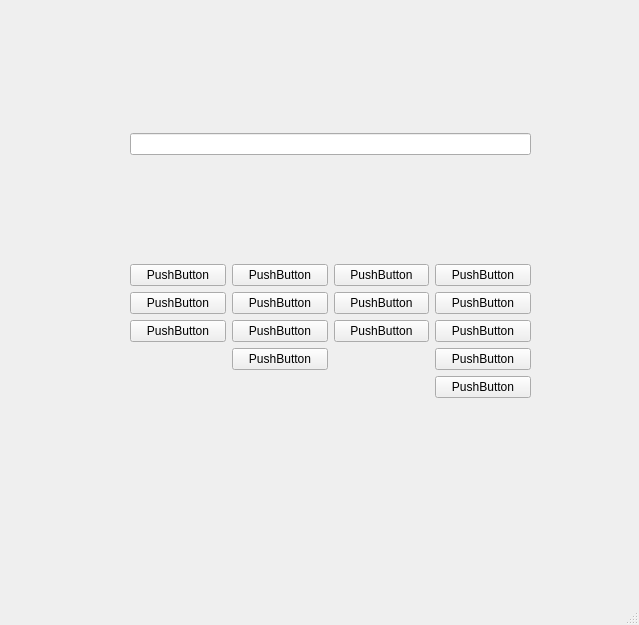
First picture: the form in calc.ui, repository PetrovSergeyAleksandrovich/37_1_Skillbox, before the edit.
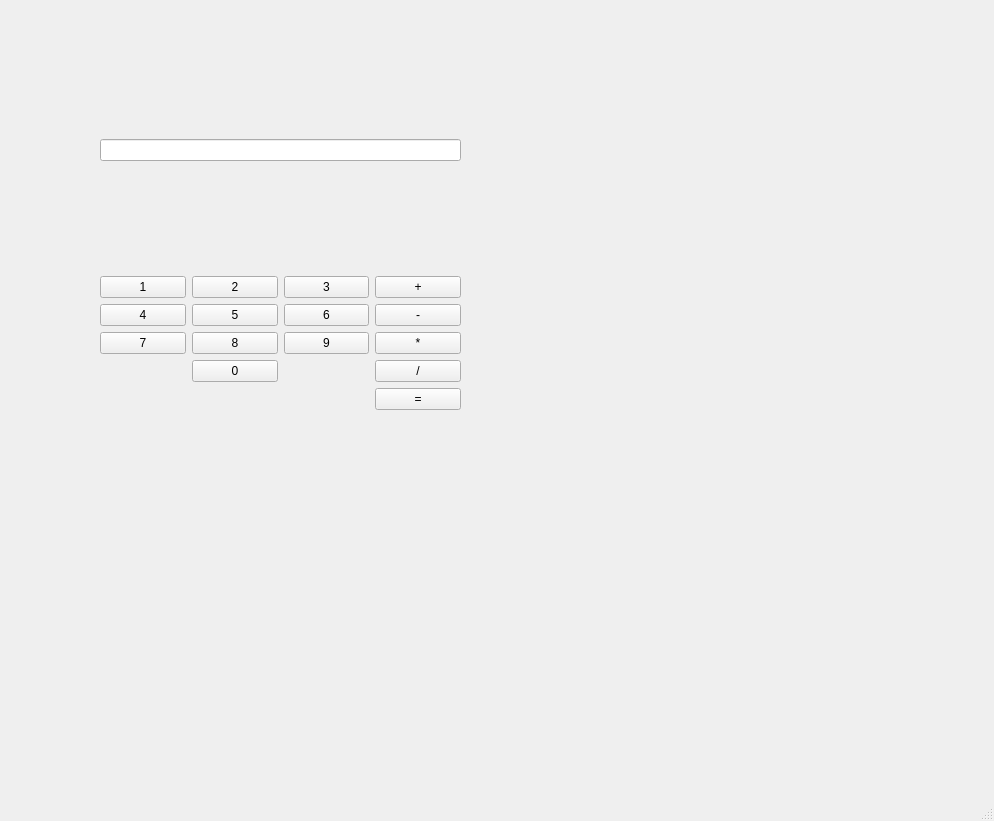
Second picture: the form after the edit.

Commit message: calc ui created in Qt

```diff
--- a/calc.ui
+++ b/calc.ui
@@ -6,21 +6,33 @@
    <rect>
     <x>0</x>
     <y>0</y>
-    <width>639</width>
-    <height>625</height>
+    <width>994</width>
+    <height>821</height>
    </rect>
   </property>
+  <property name="minimumSize">
+   <size>
+    <width>80</width>
+    <height>80</height>
+   </size>
+  </property>
   <property name="windowTitle">
    <string>MainWindow</string>
   </property>
   <widget class="QWidget" name="centralwidget">
+   <property name="minimumSize">
+    <size>
+     <width>80</width>
+     <height>80</height>
+    </size>
+   </property>
    <widget class="QWidget" name="verticalLayoutWidget">
     <property name="geometry">
      <rect>
-      <x>130</x>
+      <x>100</x>
       <y>30</y>
-      <width>401</width>
-      <height>471</height>
+      <width>361</width>
+      <height>491</height>
      </rect>
     </property>
     <layout class="QVBoxLayout" name="verticalLayout">
@@ -32,105 +44,105 @@
        <item row="5" column="2">
         <widget class="QPushButton" name="pushButton_6">
          <property name="text">
-          <string>PushButton</string>
+          <string>6</string>
          </property>
         </widget>
        </item>
        <item row="2" column="3">
         <widget class="QPushButton" name="pushButton_11">
          <property name="text">
-          <string>PushButton</string>
+          <string>+</string>
          </property>
         </widget>
        </item>
        <item row="2" column="0">
         <widget class="QPushButton" name="pushButton">
          <property name="text">
-          <string>PushButton</string>
+          <string>1</string>
          </property>
         </widget>
        </item>
        <item row="8" column="0">
         <widget class="QPushButton" name="pushButton_7">
          <property name="text">
-          <string>PushButton</string>
+          <string>7</string>
          </property>
         </widget>
        </item>
        <item row="8" column="3">
         <widget class="QPushButton" name="pushButton_13">
          <property name="text">
-          <string>PushButton</string>
+          <string>*</string>
          </property>
         </widget>
        </item>
        <item row="9" column="3">
         <widget class="QPushButton" name="pushButton_14">
          <property name="text">
-          <string>PushButton</string>
+          <string>/</string>
          </property>
         </widget>
        </item>
        <item row="2" column="2">
         <widget class="QPushButton" name="pushButton_3">
          <property name="text">
-          <string>PushButton</string>
+          <string>3</string>
          </property>
         </widget>
        </item>
        <item row="5" column="1">
         <widget class="QPushButton" name="pushButton_5">
          <property name="text">
-          <string>PushButton</string>
+          <string>5</string>
          </property>
         </widget>
        </item>
        <item row="10" column="3">
         <widget class="QPushButton" name="pushButton_15">
          <property name="text">
-          <string>PushButton</string>
+          <string>=</string>
          </property>
         </widget>
        </item>
        <item row="8" column="1">
         <widget class="QPushButton" name="pushButton_8">
          <property name="text">
-          <string>PushButton</string>
+          <string>8</string>
          </property>
         </widget>
        </item>
        <item row="2" column="1">
         <widget class="QPushButton" name="pushButton_2">
          <property name="text">
-          <string>PushButton</string>
+          <string>2</string>
          </property>
         </widget>
        </item>
        <item row="5" column="0">
         <widget class="QPushButton" name="pushButton_4">
          <property name="text">
-          <string>PushButton</string>
-         </property>
-        </widget>
-       </item>
-       <item row="9" column="1">
-        <widget class="QPushButton" name="pushButton_10">
-         <property name="text">
-          <string>PushButton</string>
+          <string>4</string>
          </property>
         </widget>
        </item>
        <item row="5" column="3">
         <widget class="QPushButton" name="pushButton_12">
          <property name="text">
-          <string>PushButton</string>
+          <string>-</string>
          </property>
         </widget>
        </item>
        <item row="8" column="2">
         <widget class="QPushButton" name="pushButton_9">
          <property name="text">
-          <string>PushButton</string>
+          <string>9</string>
+         </property>
+        </widget>
+       </item>
+       <item row="9" column="1">
+        <widget class="QPushButton" name="pushButton_10">
+         <property name="text">
+          <string>0</string>
          </property>
         </widget>
        </item>
```
Left out of the diff: 262 changed lines with no effect on the pictures. The commit also changes 4 other files.
